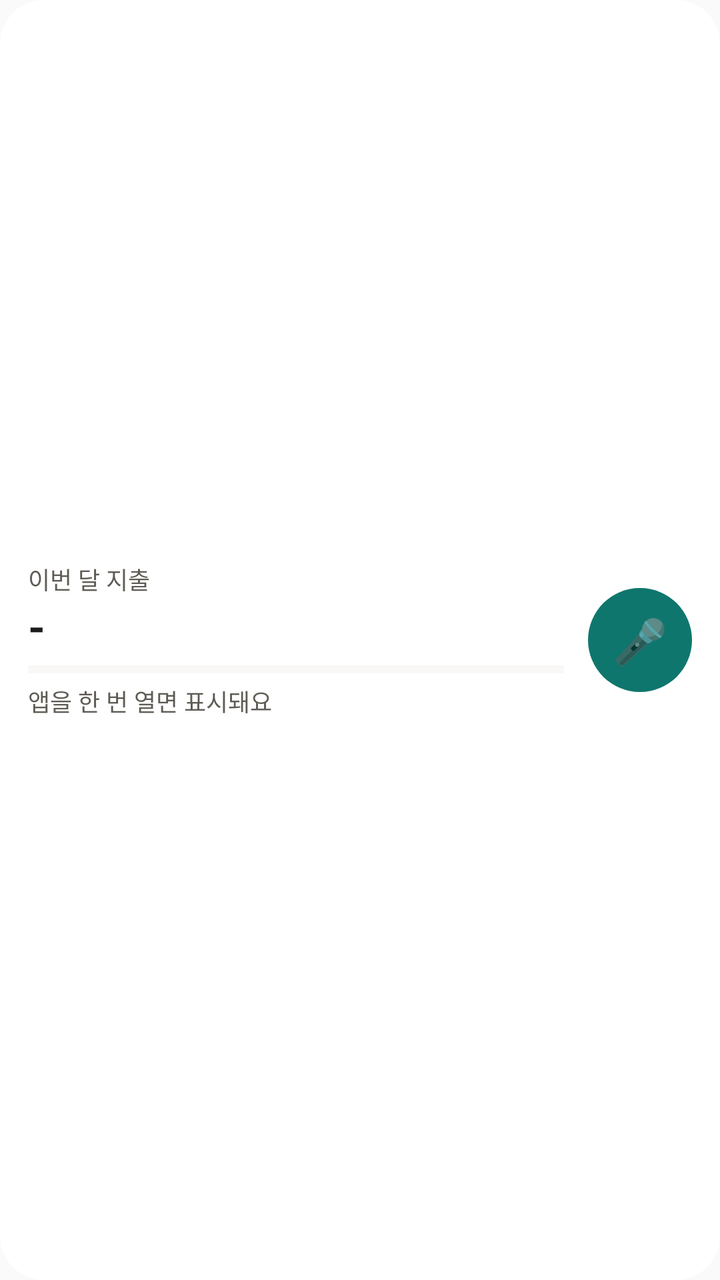
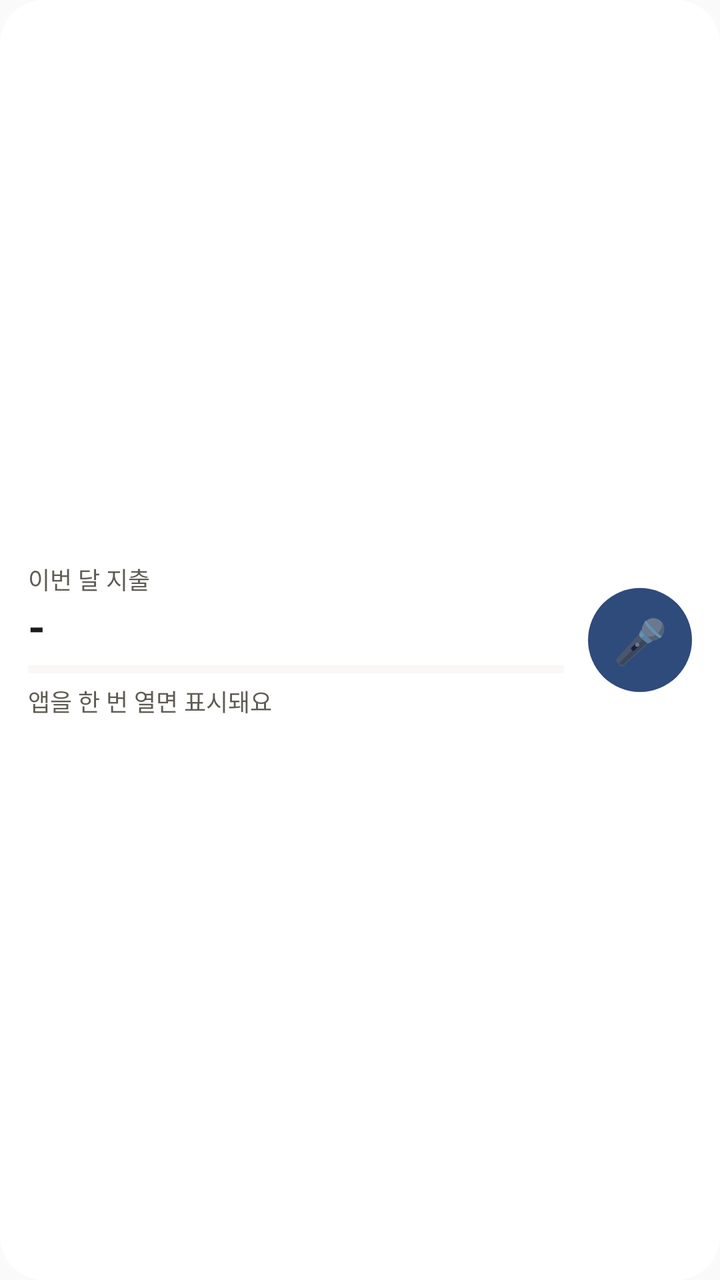

Before-and-after screenshots of an Android layout around one commit, followed by the original layout XML and the change that was made.
<!-- AndroidManifest.xml: application theme android:Theme.Material.Light.NoActionBar -->
<!-- res/layout/widget.xml -->
<?xml version="1.0" encoding="utf-8"?>
<LinearLayout xmlns:android="http://schemas.android.com/apk/res/android"
    android:id="@+id/w_root"
    android:layout_width="match_parent"
    android:layout_height="match_parent"
    android:orientation="horizontal"
    android:gravity="center_vertical"
    android:padding="14dp"
    android:background="@drawable/widget_bg">

    <LinearLayout
        android:layout_width="0dp"
        android:layout_height="wrap_content"
        android:layout_weight="1"
        android:orientation="vertical">
        <TextView android:id="@+id/w_title" android:layout_width="wrap_content" android:layout_height="wrap_content"
            android:text="이번 달 지출" android:textSize="12sp" android:textColor="#5F5C55" />
        <TextView android:id="@+id/w_spent" android:layout_width="wrap_content" android:layout_height="wrap_content"
            android:text="-" android:textSize="22sp" android:textStyle="bold" android:textColor="#1C1B19" android:maxLines="1" />
        <ProgressBar android:id="@+id/w_bar" style="?android:attr/progressBarStyleHorizontal"
            android:layout_width="match_parent" android:layout_height="6dp" android:layout_marginTop="4dp"
            android:max="100" android:progress="0" android:progressTint="#0F766E" android:progressBackgroundTint="#E7E4DC" />
        <TextView android:id="@+id/w_sub" android:layout_width="wrap_content" android:layout_height="wrap_content"
            android:layout_marginTop="4dp" android:text="앱을 한 번 열면 표시돼요" android:textSize="12sp" android:textColor="#5F5C55" android:maxLines="1" />
    </LinearLayout>

    <TextView android:id="@+id/w_mic"
        android:layout_width="52dp" android:layout_height="52dp" android:layout_marginStart="12dp"
        android:background="@drawable/widget_mic" android:gravity="center"
        android:text="🎤" android:textSize="22sp" android:contentDescription="말로 입력" />
</LinearLayout>
<!-- resources referenced by this layout -->
<resources>
  <!-- drawable widget_bg (drawable) -->
  <?xml version="1.0" encoding="utf-8"?>
  <shape xmlns:android="http://schemas.android.com/apk/res/android" android:shape="rectangle">
      <solid android:color="#FFFFFF" />
      <corners android:radius="22dp" />
  </shape>
  <!-- drawable widget_mic (drawable) -->
  <?xml version="1.0" encoding="utf-8"?>
  <shape xmlns:android="http://schemas.android.com/apk/res/android" android:shape="oval">
      <solid android:color="#0F766E" />
  </shape>
</resources>

<!-- the commit's change to res/layout/widget.xml (unified diff, before → after) -->
@@ -19,7 +19,7 @@
             android:text="-" android:textSize="22sp" android:textStyle="bold" android:textColor="#1C1B19" android:maxLines="1" />
         <ProgressBar android:id="@+id/w_bar" style="?android:attr/progressBarStyleHorizontal"
             android:layout_width="match_parent" android:layout_height="6dp" android:layout_marginTop="4dp"
-            android:max="100" android:progress="0" android:progressTint="#0F766E" android:progressBackgroundTint="#E7E4DC" />
+            android:max="100" android:progress="0" android:progressTint="#2F4B7C" android:progressBackgroundTint="#E7E4DC" />
         <TextView android:id="@+id/w_sub" android:layout_width="wrap_content" android:layout_height="wrap_content"
             android:layout_marginTop="4dp" android:text="앱을 한 번 열면 표시돼요" android:textSize="12sp" android:textColor="#5F5C55" android:maxLines="1" />
     </LinearLayout>
<!-- resource entries referenced after the edit -->
@@ -9,7 +9,7 @@
   <!-- drawable widget_mic (drawable) -->
   <?xml version="1.0" encoding="utf-8"?>
   <shape xmlns:android="http://schemas.android.com/apk/res/android" android:shape="oval">
-      <solid android:color="#0F766E" />
+      <solid android:color="#2F4B7C" />
   </shape>
 </resources>
 
